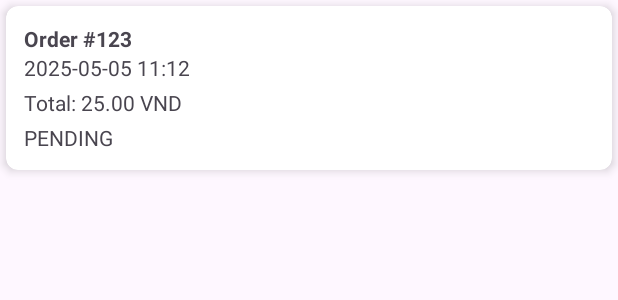
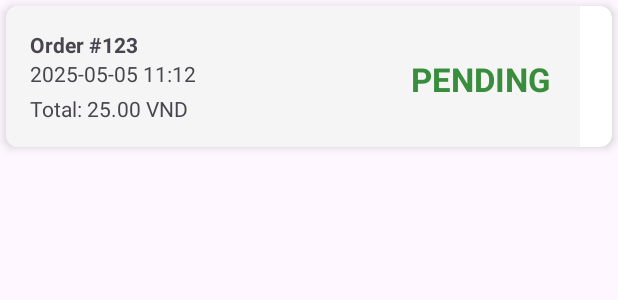
Before and after one commit to phucnguyenhoank/demo_fbfmobile, an Android app: the layout item_order.xml on its own in the app's theme, with its tools: preview values and no code run, on a phone screen of 412 x 824 dp. Shown: the top 300 px of the screen. Run offline under Robolectric (Android 15) with nearby library versions, the light colour scheme and no system bars.

Commit message:
update phần order history

```diff
--- a/app/build.gradle.kts
+++ b/app/build.gradle.kts
@@ -38,6 +38,8 @@ dependencies {
     implementation(libs.activity)
     implementation(libs.constraintlayout)
     implementation(libs.recyclerview)
+    implementation(libs.glide)
+    implementation(libs.viewpager2)
     testImplementation(libs.junit)
     androidTestImplementation(libs.ext.junit)
     androidTestImplementation(libs.espresso.core)
--- a/app/src/main/java/com/example/demo_fbfmobile/network/ApiClient.java
+++ b/app/src/main/java/com/example/demo_fbfmobile/network/ApiClient.java
@@ -7,7 +7,7 @@ import retrofit2.Retrofit;
 import retrofit2.converter.gson.GsonConverterFactory;
 
 public class ApiClient {
-    private static final String BASE_URL = "http://192.168.53.230:8080"; // Dùng 10.0.2.2 nếu chạy trên emulator
+    private static final String BASE_URL = "http://192.168.53.9:8080"; // Dùng 10.0.2.2 nếu chạy trên emulator
     private static Retrofit retrofit = null;
 
     OkHttpClient okHttpClient = new OkHttpClient.Builder()
--- a/app/src/main/java/com/example/demo_fbfmobile/ui/LoginActivity.java
+++ b/app/src/main/java/com/example/demo_fbfmobile/ui/LoginActivity.java
@@ -3,6 +3,7 @@ package com.example.demo_fbfmobile.ui;
 import android.content.Intent;
 import android.content.SharedPreferences;
 import android.os.Bundle;
+import android.util.Log;
 import android.widget.Button;
 import android.widget.EditText;
 import android.widget.TextView;
@@ -72,6 +73,7 @@ public class LoginActivity extends AppCompatActivity {
                     // 🔐 Save token and cartID to SharedPreferences
                     TokenManager tokenManager = new TokenManager(LoginActivity.this);
                     tokenManager.saveToken(token);
+                    Log.d("LoginActivity", "Token saved: " + token);
 
                     // ✅ Now you can navigate to the next screen or home
                     Toast.makeText(LoginActivity.this, "Login successful!", Toast.LENGTH_SHORT).show();
--- a/app/src/main/res/layout/activity_home_page.xml
+++ b/app/src/main/res/layout/activity_home_page.xml
@@ -21,4 +21,5 @@
         />
 
 
+
 </androidx.constraintlayout.widget.ConstraintLayout>
--- a/app/src/main/res/layout/item_order.xml
+++ b/app/src/main/res/layout/item_order.xml
@@ -1,17 +1,21 @@
 <?xml version="1.0" encoding="utf-8"?>
-<androidx.cardview.widget.CardView
-    xmlns:android="http://schemas.android.com/apk/res/android"
+<androidx.cardview.widget.CardView xmlns:android="http://schemas.android.com/apk/res/android"
     xmlns:card_view="http://schemas.android.com/apk/res-auto"
     android:layout_width="match_parent"
     android:layout_height="wrap_content"
     android:layout_margin="4dp"
     card_view:cardCornerRadius="8dp"
+    android:background="@color/colorGray2"
     card_view:cardElevation="4dp">
-
     <LinearLayout
-        android:layout_width="match_parent"
+        android:layout_width="wrap_content"
         android:layout_height="wrap_content"
-        android:padding="12dp"
+        android:background="@color/colorGray2"
+        android:orientation="horizontal">
+        <LinearLayout
+            android:layout_width="250dp"
+            android:layout_height="wrap_content"
+            android:padding="16dp"
             android:orientation="vertical">
 
             <TextView
@@ -34,12 +38,19 @@
                 android:text="Total: 25.00 VND"
                 android:layout_marginTop="4dp"/>
 
+        </LinearLayout>
+
         <TextView
             android:id="@+id/tvStatus"
-            android:layout_width="wrap_content"
-            android:layout_height="wrap_content"
+            android:layout_width="match_parent"
+            android:layout_height="match_parent"
             android:text="PENDING"
+            android:padding="20dp"
+            android:textColor="@color/colorGreenDark"
+            android:textStyle="bold"
+            android:textSize="22sp"
+            android:gravity="center"
             android:layout_marginTop="4dp"/>
+    </LinearLayout>
 
-    </LinearLayout>
 </androidx.cardview.widget.CardView>
--- a/app/src/main/res/values/colors.xml
+++ b/app/src/main/res/values/colors.xml
@@ -52,5 +52,9 @@
     <color name="colorPink">#E91E63</color>
     <color name="colorIndigo">#3F51B5</color>
 
+    <!-- Gray Color -->
+    <color name="colorGray">#9E9E9E</color>
+    <color name="colorGray2">#F5F5F5</color>
+
 
 </resources>
--- a/app/src/main/res/xml/network_security_config.xml
+++ b/app/src/main/res/xml/network_security_config.xml
@@ -1,6 +1,6 @@
 <?xml version="1.0" encoding="utf-8"?>
 <network-security-config>
     <domain-config cleartextTrafficPermitted="true">
-        <domain includeSubdomains="true">192.168.53.230</domain>
+        <domain includeSubdomains="true">192.168.53.9</domain>
     </domain-config>
 </network-security-config>
--- a/gradle/libs.versions.toml
+++ b/gradle/libs.versions.toml
@@ -11,6 +11,8 @@ retrofitVersion = "2.9.0"
 lombokVersion = "1.18.36"
 recyclerview = "1.4.0"
 circleindicator = "2.1.6"
+glide = "4.16.0"
+viewpager2 = "1.0.0"
 [libraries]
 junit = { group = "junit", name = "junit", version.ref = "junit" }
 ext-junit = { group = "androidx.test.ext", name = "junit", version.ref = "junitVersion" }
@@ -24,6 +26,7 @@ retrofitGson = { group = "com.squareup.retrofit2", name = "converter-gson", vers
 lombok = { group = "org.projectlombok", name = "lombok", version.ref = "lombokVersion" }
 recyclerview = { group = "androidx.recyclerview", name = "recyclerview", version.ref = "recyclerview" }
 circleindicator = {group = "me.relex", name = "circleindicator", version.ref = "circleindicator"}
-
+glide = {group = "com.github.bumptech.glide", name = "glide", version.ref = "glide"}
+viewpager2 = {group = "androidx.viewpager2", name = "viewpager2", version.ref = "viewpager2"}
 [plugins]
 android-application = { id = "com.android.application", version.ref = "agp" }
```
Also changed, not shown: app/src/main/AndroidManifest.xml (+7 -5 lines), app/src/main/java/com/example/demo_fbfmobile/ui/OrderHistoryActivity.java (+7 -2 lines), app/src/main/res/drawable/tab_background.xml (added, +18 -0 lines), app/src/main/res/layout/activity_order_history.xml (+42 -1 lines). Lines whose indentation alone changed are shown as unchanged.
